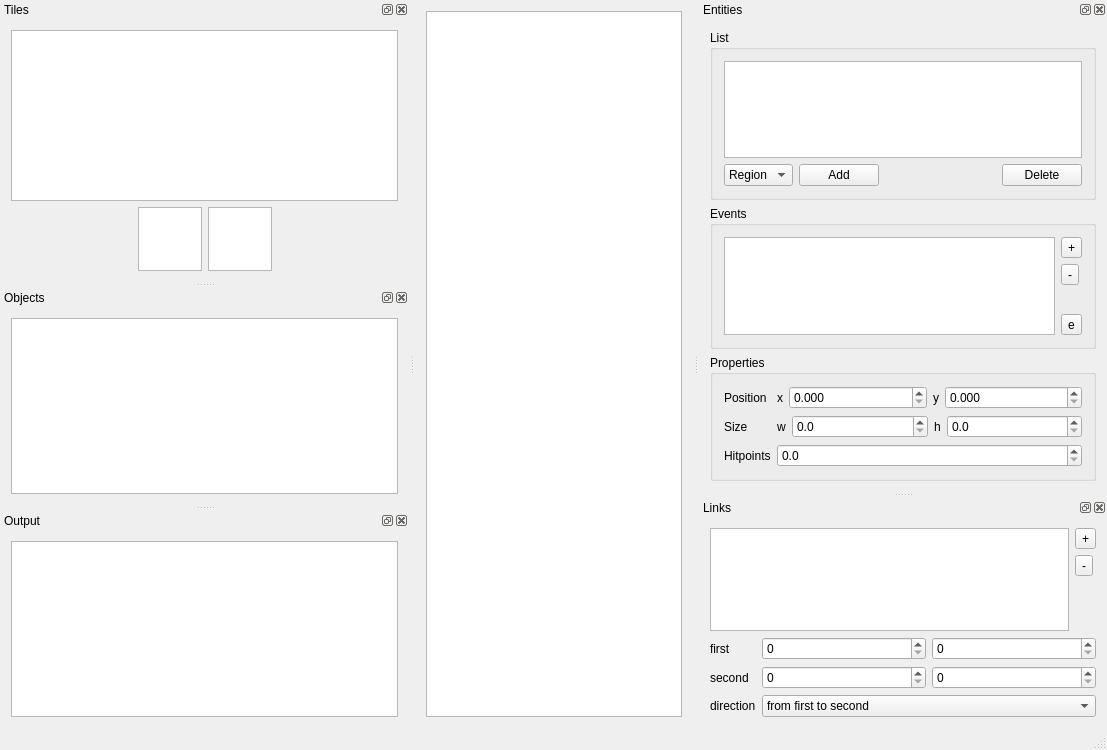
The window that mainwindow.ui (ChWick/Mencus-Map-Editor) describes before a commit, drawn with Qt 5.
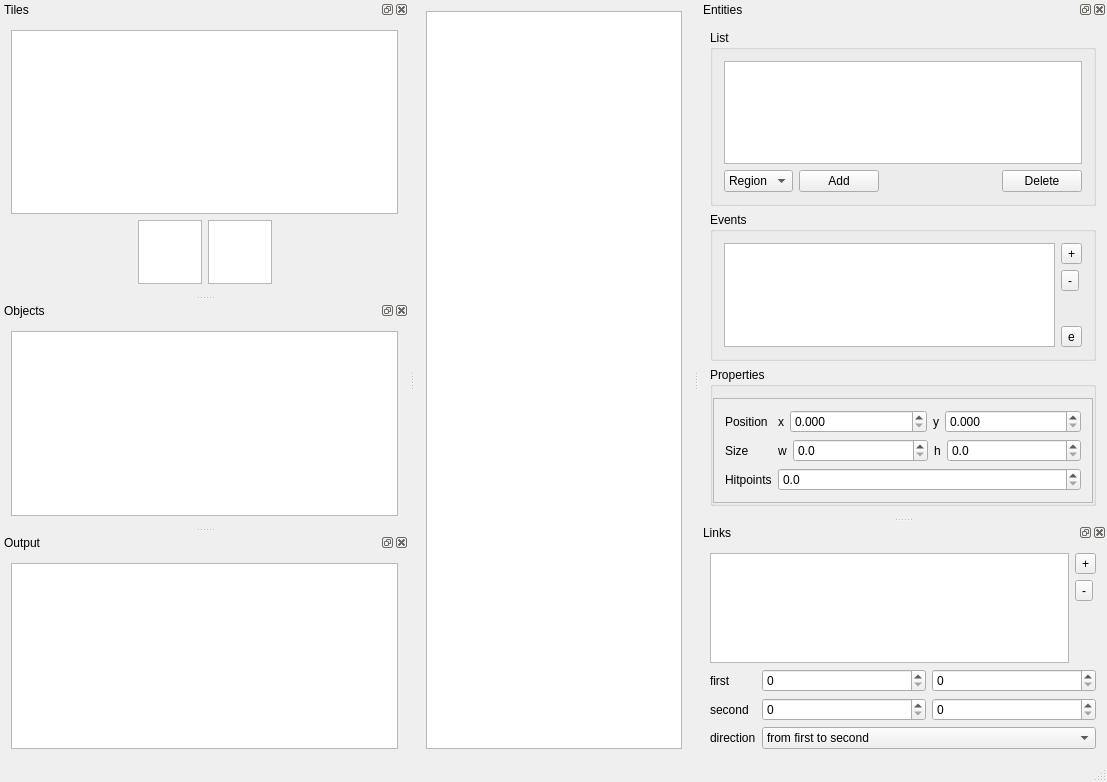
The same window after the commit. Custom widgets are drawn as their Qt base class.

The edit to the form file:
```diff
--- a/mainwindow.ui
+++ b/mainwindow.ui
@@ -7,9 +7,15 @@
     <x>0</x>
     <y>0</y>
     <width>1107</width>
-    <height>750</height>
+    <height>782</height>
    </rect>
   </property>
+  <property name="sizePolicy">
+   <sizepolicy hsizetype="MinimumExpanding" vsizetype="MinimumExpanding">
+    <horstretch>0</horstretch>
+    <verstretch>0</verstretch>
+   </sizepolicy>
+  </property>
   <property name="windowTitle">
    <string>MainWindow</string>
   </property>
@@ -160,133 +166,176 @@
        <property name="title">
         <string>Properties</string>
        </property>
-       <layout class="QFormLayout" name="formLayout_2">
-        <item row="2" column="0">
-         <widget class="QLabel" name="hitpointsLabel">
-          <property name="text">
-           <string>Hitpoints</string>
+       <layout class="QVBoxLayout" name="verticalLayout_8">
+        <property name="spacing">
+         <number>0</number>
+        </property>
+        <property name="leftMargin">
+         <number>0</number>
+        </property>
+        <property name="rightMargin">
+         <number>0</number>
+        </property>
+        <property name="bottomMargin">
+         <number>0</number>
+        </property>
+        <item>
+         <widget class="QScrollArea" name="scrollArea">
+          <property name="sizePolicy">
+           <sizepolicy hsizetype="Expanding" vsizetype="MinimumExpanding">
+            <horstretch>0</horstretch>
+            <verstretch>0</verstretch>
+           </sizepolicy>
           </property>
-         </widget>
-        </item>
-        <item row="1" column="0">
-         <widget class="QLabel" name="sizeLabel">
-          <property name="text">
-           <string>Size</string>
+          <property name="frameShadow">
+           <enum>QFrame::Plain</enum>
           </property>
-         </widget>
-        </item>
-        <item row="1" column="1">
-         <layout class="QHBoxLayout" name="sizeLayout" stretch="0,1,0,1">
-          <item>
-           <widget class="QLabel" name="widthLabel">
-            <property name="text">
-             <string>w</string>
-            </property>
-           </widget>
-          </item>
-          <item>
-           <widget class="QDoubleSpinBox" name="widthSpinBox">
-            <property name="accelerated">
-             <bool>true</bool>
-            </property>
-            <property name="decimals">
-             <number>1</number>
-            </property>
-            <property name="maximum">
-             <double>999999.000000000000000</double>
-            </property>
-           </widget>
-          </item>
-          <item>
-           <widget class="QLabel" name="heightLabel">
-            <property name="text">
-             <string>h</string>
-            </property>
-           </widget>
-          </item>
-          <item>
-           <widget class="QDoubleSpinBox" name="heightSpinBox">
-            <property name="accelerated">
-             <bool>true</bool>
-            </property>
-            <property name="decimals">
-             <number>1</number>
-            </property>
-            <property name="maximum">
-             <double>999999.000000000000000</double>
-            </property>
-           </widget>
-          </item>
-         </layout>
-        </item>
-        <item row="0" column="0">
-         <widget class="QLabel" name="positionLabel">
-          <property name="text">
-           <string>Position</string>
+          <property name="horizontalScrollBarPolicy">
+           <enum>Qt::ScrollBarAlwaysOff</enum>
           </property>
-         </widget>
-        </item>
-        <item row="0" column="1">
-         <layout class="QHBoxLayout" name="positionLayout" stretch="0,1,0,1">
-          <item>
-           <widget class="QLabel" name="xCoordLabel">
-            <property name="sizePolicy">
-             <sizepolicy hsizetype="Minimum" vsizetype="Preferred">
-              <horstretch>0</horstretch>
-              <verstretch>0</verstretch>
-             </sizepolicy>
-            </property>
-            <property name="text">
-             <string>x</string>
-            </property>
-           </widget>
-          </item>
-          <item>
-           <widget class="QDoubleSpinBox" name="xCoordSpinBox">
-            <property name="accelerated">
-             <bool>true</bool>
-            </property>
-            <property name="decimals">
-             <number>3</number>
-            </property>
-            <property name="maximum">
-             <double>99999.000000000000000</double>
-            </property>
-           </widget>
-          </item>
-          <item>
-           <widget class="QLabel" name="yCoordLabel">
-            <property name="text">
-             <string>y</string>
-            </property>
-           </widget>
-          </item>
-          <item>
-           <widget class="QDoubleSpinBox" name="yCoordSpinBox">
-            <property name="accelerated">
-             <bool>true</bool>
-            </property>
-            <property name="decimals">
-             <number>3</number>
-            </property>
-            <property name="maximum">
-             <double>99999.000000000000000</double>
-            </property>
-           </widget>
-          </item>
-         </layout>
-        </item>
-        <item row="2" column="1">
-         <widget class="QDoubleSpinBox" name="hitpointsSpinBox">
-          <property name="accelerated">
+          <property name="widgetResizable">
            <bool>true</bool>
           </property>
-          <property name="decimals">
-           <number>1</number>
-          </property>
-          <property name="maximum">
-           <double>10000.000000000000000</double>
-          </property>
+          <widget class="QWidget" name="scrollAreaWidgetContents">
+           <property name="geometry">
+            <rect>
+             <x>0</x>
+             <y>-67</y>
+             <width>333</width>
+             <height>145</height>
+            </rect>
+           </property>
+           <layout class="QFormLayout" name="formLayout_3">
+            <item row="1" column="0">
+             <widget class="QLabel" name="positionLabel">
+              <property name="text">
+               <string>Position</string>
+              </property>
+             </widget>
+            </item>
+            <item row="1" column="1">
+             <layout class="QHBoxLayout" name="positionLayout" stretch="0,1,0,1">
+              <item>
+               <widget class="QLabel" name="xCoordLabel">
+                <property name="sizePolicy">
+                 <sizepolicy hsizetype="Minimum" vsizetype="Preferred">
+                  <horstretch>0</horstretch>
+                  <verstretch>0</verstretch>
+                 </sizepolicy>
+                </property>
+                <property name="text">
+                 <string>x</string>
+                </property>
+               </widget>
+              </item>
+              <item>
+               <widget class="QDoubleSpinBox" name="xCoordSpinBox">
+                <property name="accelerated">
+                 <bool>true</bool>
+                </property>
+                <property name="decimals">
+                 <number>3</number>
+                </property>
+                <property name="maximum">
+                 <double>9999.000000000000000</double>
+                </property>
+               </widget>
+              </item>
+              <item>
+               <widget class="QLabel" name="yCoordLabel">
+                <property name="text">
+                 <string>y</string>
+                </property>
+               </widget>
+              </item>
+              <item>
+               <widget class="QDoubleSpinBox" name="yCoordSpinBox">
+                <property name="accelerated">
+                 <bool>true</bool>
+                </property>
+                <property name="decimals">
+                 <number>3</number>
+                </property>
+                <property name="maximum">
+                 <double>9999.000000000000000</double>
+                </property>
+               </widget>
+              </item>
+             </layout>
+            </item>
+            <item row="3" column="1">
+             <layout class="QHBoxLayout" name="sizeLayout" stretch="0,1,0,1">
+              <item>
+               <widget class="QLabel" name="widthLabel">
+                <property name="text">
+                 <string>w</string>
+                </property>
+               </widget>
+              </item>
+              <item>
+               <widget class="QDoubleSpinBox" name="widthSpinBox">
+                <property name="accelerated">
+                 <bool>true</bool>
+                </property>
+                <property name="decimals">
+                 <number>1</number>
+                </property>
+                <property name="maximum">
+                 <double>999999.000000000000000</double>
+                </property>
+               </widget>
+              </item>
+              <item>
+               <widget class="QLabel" name="heightLabel">
+                <property name="text">
+                 <string>h</string>
+                </property>
+               </widget>
+              </item>
+              <item>
+               <widget class="QDoubleSpinBox" name="heightSpinBox">
+                <property name="accelerated">
+                 <bool>true</bool>
+                </property>
+                <property name="decimals">
+                 <number>1</number>
+                </property>
+                <property name="maximum">
+                 <double>999999.000000000000000</double>
+                </property>
+               </widget>
+              </item>
+             </layout>
+            </item>
+            <item row="3" column="0">
+             <widget class="QLabel" name="sizeLabel">
+              <property name="text">
+               <string>Size</string>
+              </property>
+             </widget>
+            </item>
+            <item row="5" column="0">
+             <widget class="QLabel" name="hitpointsLabel">
+              <property name="text">
+               <string>Hitpoints</string>
+              </property>
+             </widget>
+            </item>
+            <item row="5" column="1">
+             <widget class="QDoubleSpinBox" name="hitpointsSpinBox">
+              <property name="accelerated">
+               <bool>true</bool>
+              </property>
+              <property name="decimals">
+               <number>1</number>
+              </property>
+              <property name="maximum">
+               <double>10000.000000000000000</double>
+              </property>
+             </widget>
+            </item>
+           </layout>
+          </widget>
          </widget>
         </item>
        </layout>
```
Left out of the diff: 468 changed lines with no effect on the pictures.
